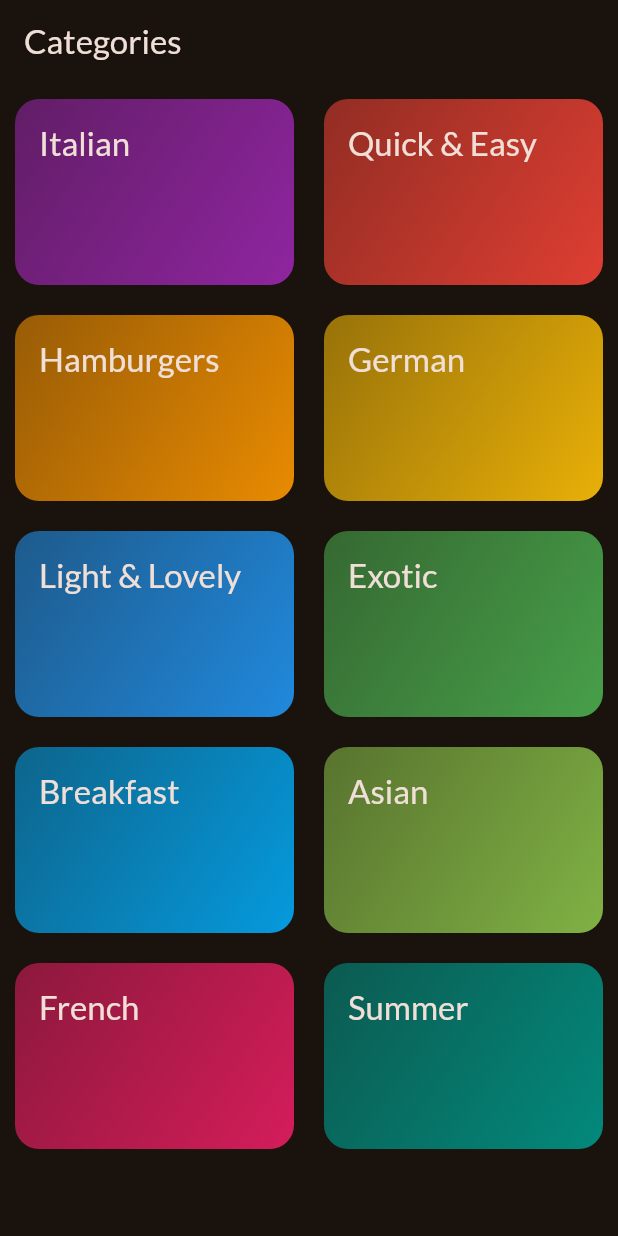
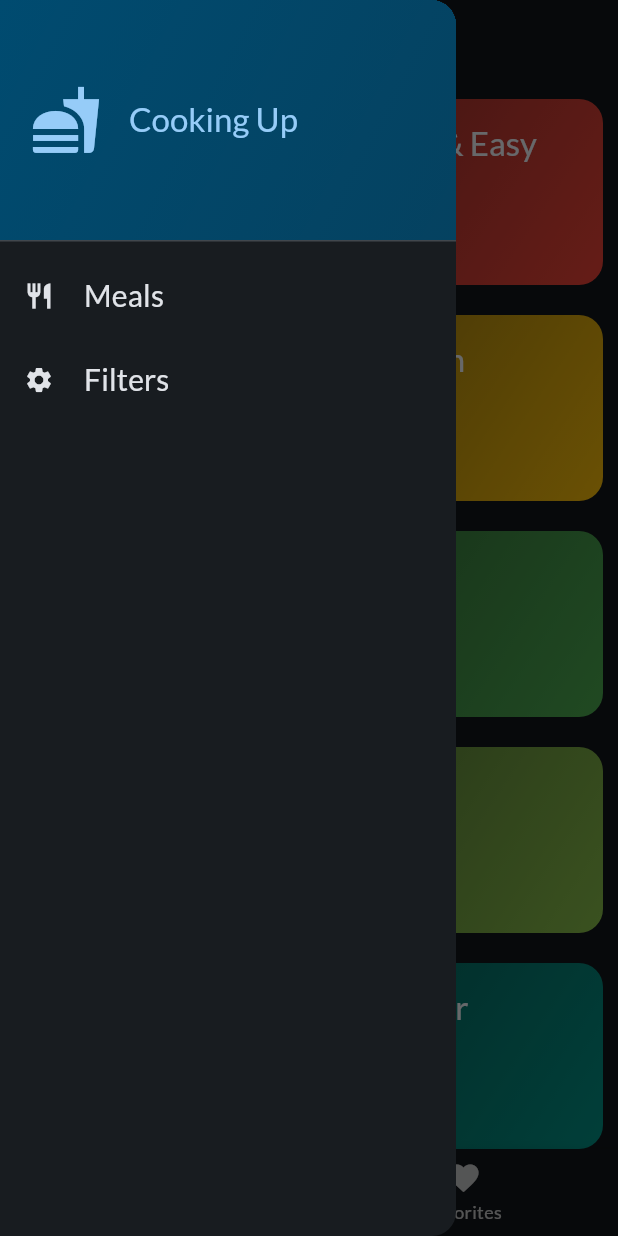
Before and after one commit to Aviral23Sri/Meals-App, a Flutter app: the screen it shows after launch, with the side drawer open (before the commit the screen has no drawer), on a phone screen of 412 x 824 dp. Run offline on Flutter 3.47's test engine with Material 3 defaults, Android fonts, the phone set to English and light mode, and no system bars; our stand-ins replace google_fonts, transparent_image.

Commit message:
Adding a Logic and working of the favoriteMeals Section, added a metadata like ingrediantrs steps to meals details screen , added a tabs section to toggle between the categories screen and favorites screen, added a appDrawer to the app , used ListTile to add the elements in the drawer,

```diff
--- a/lib/main.dart
+++ b/lib/main.dart
@@ -1,14 +1,15 @@
 import 'package:flutter/material.dart';
-import 'package:meals/data/dummy_data.dart';
+// import 'package:meals/data/dummy_data.dart';
 import 'package:google_fonts/google_fonts.dart';
-import 'package:meals/screens/categories.dart';
-import 'package:meals/screens/meals.dart';
+// import 'package:meals/screens/categories.dart';
+// import 'package:meals/screens/meals.dart';
+import 'package:meals/screens/tabs.dart';
 
 final theme = ThemeData(
   useMaterial3: true,
   colorScheme: ColorScheme.fromSeed(
     brightness: Brightness.dark,
-    seedColor: const Color.fromARGB(255, 131, 57, 0),
+    seedColor: Color.fromARGB(255, 34, 128, 182),
   ),
   textTheme: GoogleFonts.latoTextTheme(),
 );
@@ -24,7 +25,7 @@ class App extends StatelessWidget {
   Widget build(BuildContext context) {
     return MaterialApp(
       theme: theme,
-      home:const CategoriesScreen(),
+      home:const TabsScreen(),
     );
   }
 }
--- a/lib/screens/categories.dart
+++ b/lib/screens/categories.dart
@@ -2,11 +2,17 @@
 import 'package:flutter/material.dart';
 import 'package:meals/data/dummy_data.dart';
 import 'package:meals/models/category.dart';
+import 'package:meals/models/meal.dart';
 import 'package:meals/screens/meals.dart';
 import 'package:meals/widgets/category_grid_item.dart';
 
 class CategoriesScreen extends StatelessWidget {
-  const CategoriesScreen({super.key});
+  const CategoriesScreen({
+    super.key,
+    required this.onToggleFavorite,
+  });
+
+  final void Function(Meal meal) onToggleFavorite;
 
   void _selectCategory(BuildContext context, Category category) {
     final filteredMeals = dummyMeals
@@ -16,7 +22,8 @@ class CategoriesScreen extends StatelessWidget {
       MaterialPageRoute(
         builder: (ctx) => MealsScreen(
           title: category.title,
-          meals:filteredMeals,
+          meals: filteredMeals,
+          onToggleFavorite: onToggleFavorite,
         ),
       ),
     );
@@ -24,11 +31,7 @@ class CategoriesScreen extends StatelessWidget {
 
   @override
   Widget build(BuildContext context) {
-    return Scaffold(
-      appBar: AppBar(
-        title: const Text('Categories'),
-      ),
-      body: GridView(
+    return GridView(
       padding: EdgeInsets.all(10),
       gridDelegate: const SliverGridDelegateWithFixedCrossAxisCount(
         crossAxisCount: 2,
@@ -41,11 +44,10 @@ class CategoriesScreen extends StatelessWidget {
           CategoryGridItem(
             category: category,
             onSelectXCategory: () {
-                _selectCategory(context,category);
+              _selectCategory(context, category);
             },
           )
       ],
-      ),
     );
   }
 }
--- /dev/null
+++ b/lib/screens/tabs.dart
@@ -0,0 +1,80 @@
+import 'package:flutter/material.dart';
+import 'package:meals/models/meal.dart';
+import 'package:meals/screens/categories.dart';
+import 'package:meals/screens/meals.dart';
+import 'package:meals/widgets/main_drawer.dart';
+
+class TabsScreen extends StatefulWidget {
+  const TabsScreen({super.key});
+  @override
+  State<TabsScreen> createState() {
+    return _TabsScreenState();
+  }
+}
+
+class _TabsScreenState extends State<TabsScreen> {
+  int _selectedPageIndex = 0;
+  final List<Meal> _favoriteMeals = [];
+
+  void _showInfoMessage(String message) {
+    ScaffoldMessenger.of(context).clearSnackBars();
+    ScaffoldMessenger.of(context).showSnackBar(
+      SnackBar(
+        content: Text(message),
+      ),
+    );
+  }
+
+  void _toggleMealFavoriteStatus(Meal meal) {
+    setState(() {
+      final isExisting = _favoriteMeals.contains(meal);
+
+      if (isExisting == true) {
+        _favoriteMeals.remove(meal);
+        _showInfoMessage('Meal removed from Favorites!');
+      } else {
+        _favoriteMeals.add(meal);
+        _showInfoMessage('Meal marked as Favorite!');
+      }
+    });
+  }
+
+  void _selectPage(int index) {
+    setState(() {
+      _selectedPageIndex = index;
+    });
+  }
+
+  @override
+  Widget build(BuildContext context) {
+    Widget activePage = CategoriesScreen(
+      onToggleFavorite: _toggleMealFavoriteStatus,
+    );
+    var activePageTitle = 'Categories';
+
+    if (_selectedPageIndex == 1) {
+      activePage = MealsScreen(
+        meals: _favoriteMeals,
+        onToggleFavorite: _toggleMealFavoriteStatus,
+      );
+      activePageTitle = 'Favorites';
+    }
+    return Scaffold(
+      drawer: const MainDrawer(),
+      appBar: AppBar(
+        title: Text(activePageTitle),
+      ),
+      body: activePage,
+      bottomNavigationBar: BottomNavigationBar(
+        currentIndex: _selectedPageIndex,
+        onTap: _selectPage,
+        items: const [
+          BottomNavigationBarItem(
+              icon: Icon(Icons.set_meal), label: 'Categories'),
+          BottomNavigationBarItem(
+              icon: Icon(Icons.favorite), label: 'Favorites'),
+        ],
+      ),
+    );
+  }
+}
--- /dev/null
+++ b/lib/widgets/main_drawer.dart
@@ -0,0 +1,75 @@
+import 'package:flutter/material.dart';
+
+class MainDrawer extends StatelessWidget {
+  const MainDrawer({super.key});
+
+  @override
+  Widget build(BuildContext context) {
+    return Drawer(
+      child: Column(
+        children: [
+          DrawerHeader(
+            padding: const EdgeInsets.all(20),
+            decoration: BoxDecoration(
+                gradient: LinearGradient(
+              colors: [
+                Theme.of(context).colorScheme.primaryContainer,
+                Theme.of(context).colorScheme.primaryContainer.withOpacity(0.8),
+              ],
+              begin: Alignment.topLeft,
+              end: Alignment.bottomRight,
+            )),
+            child: Row(
+              children: [
+                Icon(
+                  Icons.fastfood,
+                  size: 48,
+                  color: Theme.of(context).colorScheme.primary,
+                ),
+                const SizedBox(
+                  width: 18,
+                ),
+                Text(
+                  'Cooking Up',
+                  style: Theme.of(context).textTheme.titleLarge!.copyWith(
+                        color: Theme.of(context).colorScheme.primary,
+                      ),
+                ),
+              ],
+            ),
+          ),
+          ListTile(
+            leading: Icon(
+              Icons.restaurant,
+              size: 20,
+              color: Theme.of(context).colorScheme.onBackground,
+            ),
+            title: Text(
+              'Meals',
+              style: Theme.of(context).textTheme.titleSmall!.copyWith(
+                    color: Theme.of(context).colorScheme.onBackground,
+                    fontSize: 20,
+                  ),
+            ),
+            onTap: (){},
+          ),
+          ListTile(
+            leading: Icon(
+              Icons.settings,
+              size: 20,
+              color: Theme.of(context).colorScheme.onBackground,
+            ),
+            title: Text(
+              'Filters',
+              style: Theme.of(context).textTheme.titleSmall!.copyWith(
+                    color: Theme.of(context).colorScheme.onBackground,
+                    fontSize: 20,
+                  ),
+            ),
+            onTap: (){},
+          ),
+        ],
+      ),
+    );
+  }
+}
```
Also changed, not shown: lib/screens/meal_details.dart (+66 -6 lines), lib/screens/meals.dart (+13 -4 lines). Lines whose indentation alone changed are shown as unchanged.
